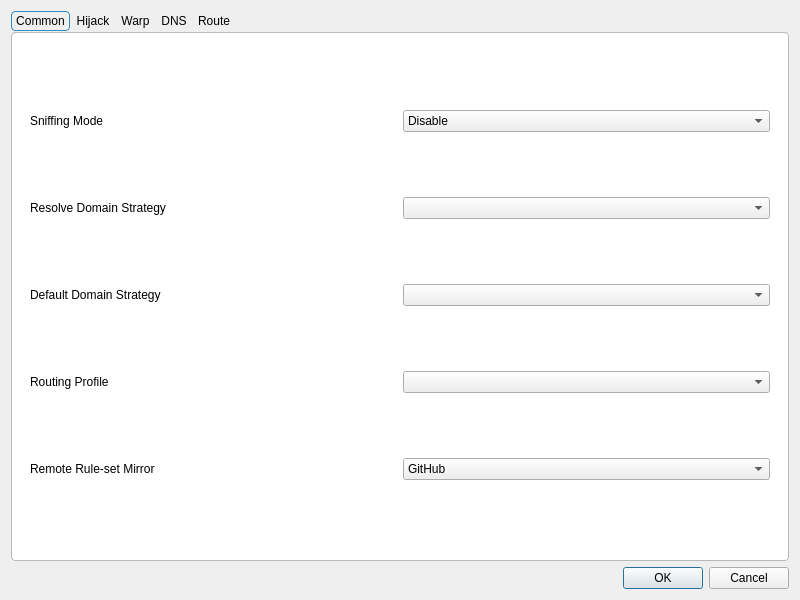
Before: the Qt Designer form include/ui/setting/dialog_manage_routes.ui in throneproj/Throne, drawn with Qt 5.
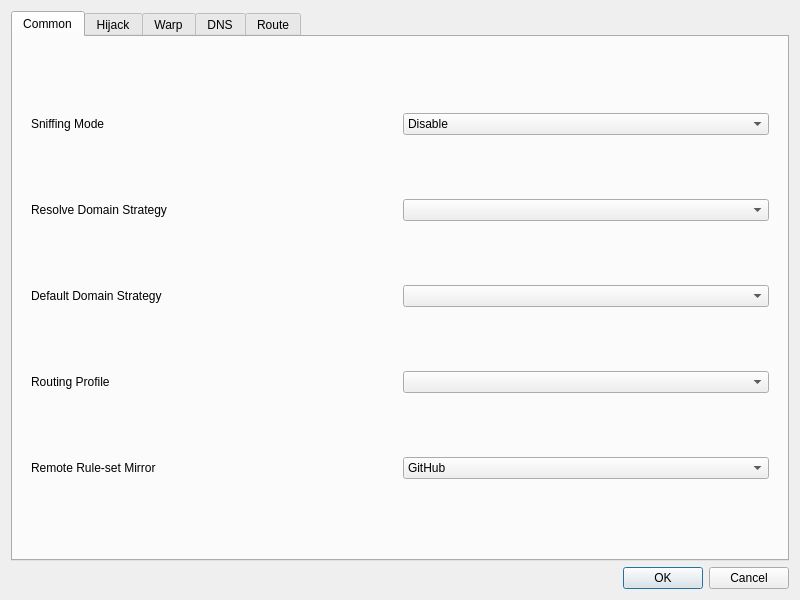
After: the same form once the commit is applied.

Commit message: fix: remove tabs property stylesheets

What changed in the file:
```diff
--- a/include/ui/setting/dialog_manage_routes.ui
+++ b/include/ui/setting/dialog_manage_routes.ui
@@ -16,44 +16,6 @@
   <layout class="QVBoxLayout" name="verticalLayout">
    <item>
     <widget class="QTabWidget" name="tabWidget">
-     <property name="styleSheet">
-      <string notr="true">QTabWidget::pane {
-    margin-top: 1px;
-    background: palette(base);
-    border: 1px solid palette(mid);
-    border-radius: 4px;
-}
-
-QTabBar {
-    background: transparent;
-    qproperty-drawBase: 0;
-}
-
-QTabBar::tab {
-    background-color: palette(button);
-    color: palette(button-text);
-
-    border: 1px solid palette(midlight);
-    border-radius: 4px;
-
-    padding: 2px 4px;
-    margin-right: 1px;
-}
-
-QTabBar::tab:selected {
-    border: 1px solid palette(highlight);
-    background-color: palette(window); 
-}
-
-QTabBar::tab:!selected {
-    border: 1px solid palette(button);
-}
-
-QTabBar::tab:hover:!selected {
-    border: 1px solid palette(button);
-    background-color: palette(midlight);
-}</string>
-     </property>
      <property name="currentIndex">
       <number>0</number>
      </property>
```
The commit also changes 4 other files.
